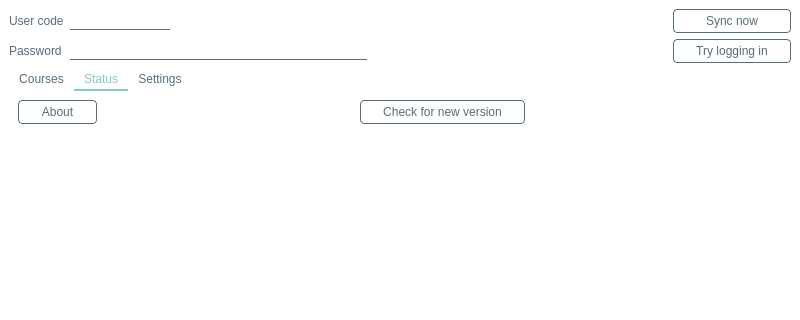
This is polibeepsync/new_gui.ui in Jacotsu/polibeepsync as Qt 5 draws it before an edit; both pictures show x 0 to 800 and y 0 to 320 of the 800 by 576 pixel window. The edited form follows.
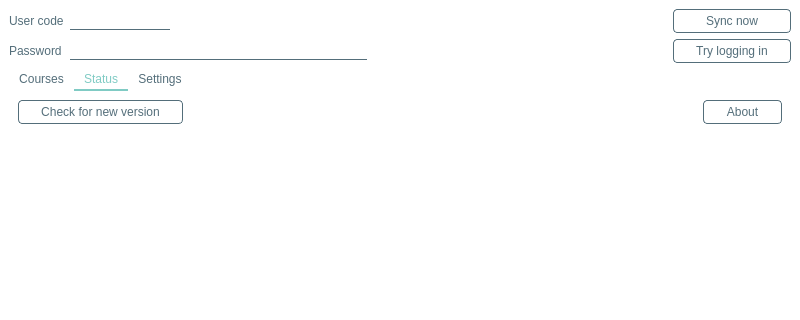
This is the edited form. The open tabs and pages were chosen to show the change. Icons and pictures are not drawn.

Commit message: Fixed cropped version label Moved some widget configuration code to QTDesigner's .ui file Fixed upgrade link in version update button Fixes #49

The edit to the form file:
```diff
--- a/polibeepsync/new_gui.ui
+++ b/polibeepsync/new_gui.ui
@@ -815,28 +815,86 @@
        <layout class="QVBoxLayout" name="verticalLayout_2">
         <item>
          <layout class="QHBoxLayout" name="horizontalLayout_6">
+          <property name="spacing">
+           <number>0</number>
+          </property>
+          <property name="sizeConstraint">
+           <enum>QLayout::SetDefaultConstraint</enum>
+          </property>
+          <property name="leftMargin">
+           <number>0</number>
+          </property>
           <property name="topMargin">
            <number>0</number>
           </property>
           <item alignment="Qt::AlignLeft">
-           <widget class="QPushButton" name="about">
-            <property name="text">
-             <string>About</string>
-            </property>
-           </widget>
-          </item>
-          <item alignment="Qt::AlignRight">
            <widget class="QPushButton" name="check_version">
             <property name="text">
              <string>Check for new version</string>
             </property>
            </widget>
           </item>
-          <item alignment="Qt::AlignRight">
+          <item alignment="Qt::AlignLeft|Qt::AlignVCenter">
            <widget class="QLabel" name="version_label">
+            <property name="sizePolicy">
+             <sizepolicy hsizetype="Expanding" vsizetype="Fixed">
+              <horstretch>0</horstretch>
+              <verstretch>0</verstretch>
+             </sizepolicy>
+            </property>
+            <property name="minimumSize">
+             <size>
+              <width>0</width>
+              <height>0</height>
+             </size>
+            </property>
+            <property name="frameShape">
+             <enum>QFrame::NoFrame</enum>
+            </property>
+            <property name="frameShadow">
+             <enum>QFrame::Plain</enum>
+            </property>
             <property name="text">
              <string/>
             </property>
+            <property name="textFormat">
+             <enum>Qt::RichText</enum>
+            </property>
+            <property name="scaledContents">
+             <bool>true</bool>
+            </property>
+            <property name="margin">
+             <number>0</number>
+            </property>
+            <property name="indent">
+             <number>4</number>
+            </property>
+            <property name="openExternalLinks">
+             <bool>true</bool>
+            </property>
+            <property name="buddy">
+             <cstring></cstring>
+            </property>
+           </widget>
+          </item>
+          <item>
+           <spacer name="horizontalSpacer_5">
+            <property name="orientation">
+             <enum>Qt::Horizontal</enum>
+            </property>
+            <property name="sizeHint" stdset="0">
+             <size>
+              <width>40</width>
+              <height>20</height>
+             </size>
+            </property>
+           </spacer>
+          </item>
+          <item alignment="Qt::AlignRight">
+           <widget class="QPushButton" name="about">
+            <property name="text">
+             <string>About</string>
+            </property>
            </widget>
           </item>
          </layout>
```
Left out of the diff: 3 changed lines with no effect on the pictures. The commit also changes 1 other file.
